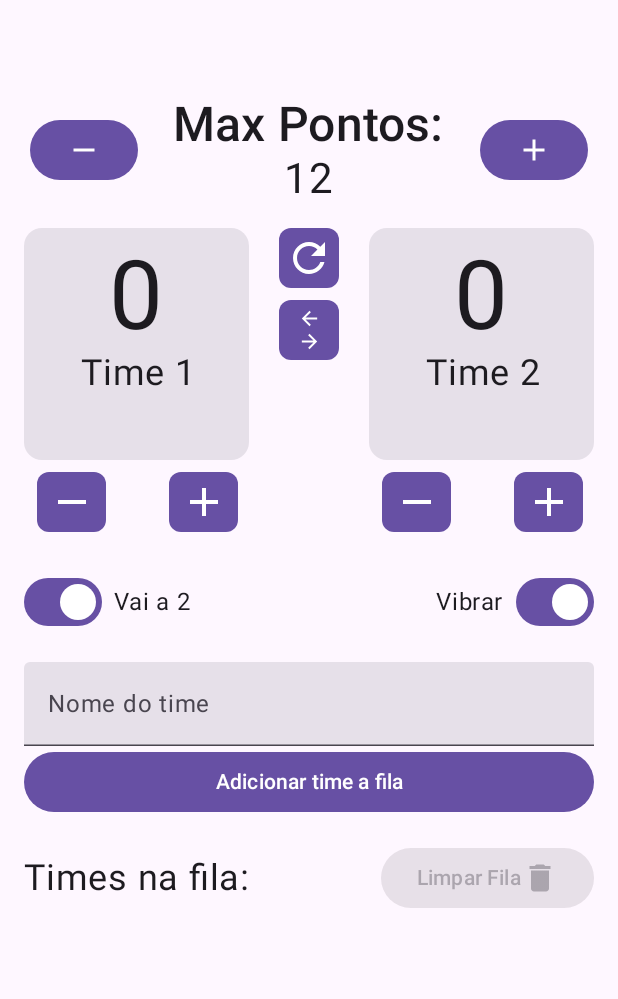
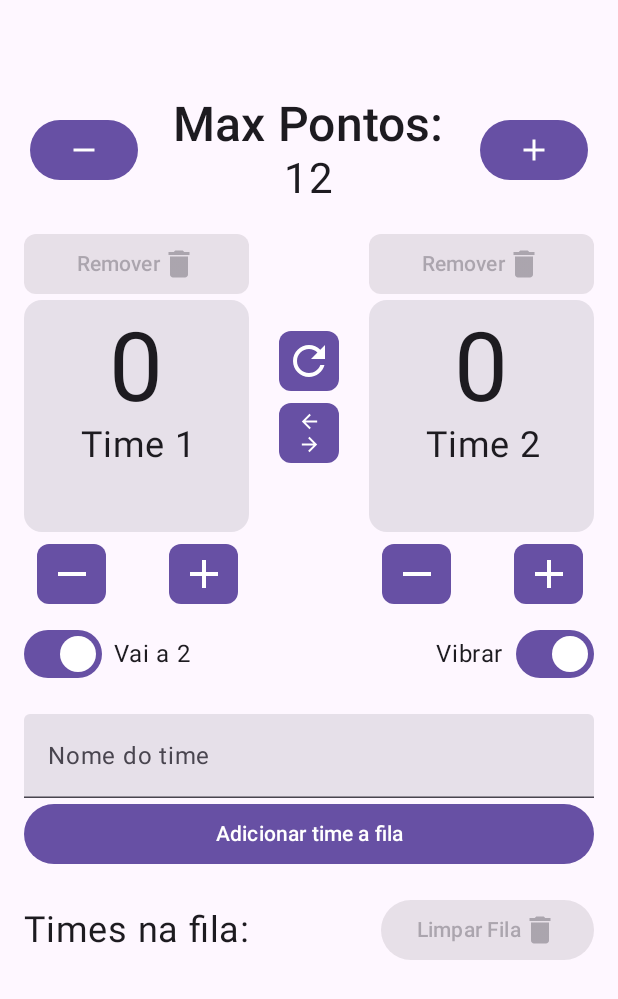
Before and after one commit to SaedSilva/voleibr, an Android app built with Jetpack Compose: the screen it shows after launch (MainActivity), on a phone screen of 412 x 824 dp. Shown: the top 999 px of the screen. Run offline under Robolectric (Android 15) with nearby library versions, the phone set to English and light mode, and no system bars; our stand-ins replace Room's generated code; 10 statements that could not run were skipped.

Commit message:
Remove Team Button

```diff
--- a/app/src/main/java/br/dev/saed/voleibr/MainActivity.kt
+++ b/app/src/main/java/br/dev/saed/voleibr/MainActivity.kt
@@ -67,18 +67,14 @@ private fun App(
                     context.vibrator(1010)
                 }
             },
-            onClickTeam1ScoreDecrease = {
-                viewModel.onEvent(MainScreenEvent.Team1ScoreDecreased)
-            },
+            onClickTeam1ScoreDecrease = { viewModel.onEvent(MainScreenEvent.Team1ScoreDecreased) },
             onClickTeam2Scored = {
                 viewModel.onEvent(MainScreenEvent.Team2Scored)
                 if (viewModel.uiState.value.vibrar) {
                     context.vibrator(1010)
                 }
             },
-            onClickTeam2ScoreDecrease = {
-                viewModel.onEvent(MainScreenEvent.Team2ScoreDecreased)
-            },
+            onClickTeam2ScoreDecrease = { viewModel.onEvent(MainScreenEvent.Team2ScoreDecreased) },
             onClickChangeTeams = { viewModel.onEvent(MainScreenEvent.ChangeTeams) },
             onClickSwitchVaiA2 = { viewModel.onEvent(MainScreenEvent.SwitchVaiA2) },
             onClickSwitchVibrar = { viewModel.onEvent(MainScreenEvent.SwitchVibrar) },
@@ -86,7 +82,9 @@ private fun App(
             onAddTeamNameChanged = { viewModel.onEvent(MainScreenEvent.OnAddTeamNameChanged(it)) },
             onClickAddTeam = { viewModel.onEvent(MainScreenEvent.ClickedAddTeam) },
             onClickDeleteTeam = { viewModel.onEvent(MainScreenEvent.ClickedDeleteTeam(it)) },
-            onClickResetPoints = { viewModel.onEvent(MainScreenEvent.ResetPoints) }
+            onClickResetPoints = { viewModel.onEvent(MainScreenEvent.ResetPoints) },
+            onClickRemoveTeam1 = { viewModel.onEvent(MainScreenEvent.RemoveTeam1) },
+            onClickRemoveTeam2 = { viewModel.onEvent(MainScreenEvent.RemoveTeam2) }
         )
     }
 }
--- a/app/src/main/java/br/dev/saed/voleibr/ui/screens/main/MainScreen.kt
+++ b/app/src/main/java/br/dev/saed/voleibr/ui/screens/main/MainScreen.kt
@@ -53,6 +53,8 @@ fun MainScreen(
     uiState: MainScreenState,
     onClickDecreaseMaxPoints: () -> Unit = {},
     onClickIncreaseMaxPoints: () -> Unit = {},
+    onClickRemoveTeam1: () -> Unit = {},
+    onClickRemoveTeam2: () -> Unit = {},
     onClickChangeTeams: () -> Unit = {},
     onClickTeam1Scored: () -> Unit = {},
     onClickTeam1ScoreDecrease: () -> Unit = {},
@@ -78,11 +80,7 @@ fun MainScreen(
 //        }
     ) { innerPadding ->
         if (uiState.winner != null) {
-            WinnerDialog(
-                winner = uiState.winner
-            ) {
-
-            }
+            WinnerDialog(winner = uiState.winner)
         }
 
         Column(
@@ -132,7 +130,20 @@ fun MainScreen(
                 horizontalArrangement = Arrangement.SpaceBetween,
                 modifier = Modifier.fillMaxWidth()
             ) {
-                Column(modifier = Modifier.size(width = 150.dp, height = 225.dp)) {
+                Column(modifier = Modifier.size(width = 150.dp, height = 260.dp)) {
+                    Button(
+                        modifier = Modifier.fillMaxWidth(),
+                        enabled = uiState.teamsInQueue.isNotEmpty(),
+                        shape = MaterialTheme.shapes.small,
+                        onClick = { onClickRemoveTeam1() }
+                    ) {
+                        Text(text = stringResource(id = R.string.btn_remove))
+                        Icon(
+                            imageVector = Icons.Default.Delete, contentDescription = stringResource(
+                                id = R.string.btn_remove
+                            )
+                        )
+                    }
                     Card(
                         modifier = Modifier.fillMaxWidth(),
                         colors = CardColors(
@@ -177,7 +188,7 @@ fun MainScreen(
                         ) {
                             Image(
                                 painter = painterResource(id = R.drawable.baseline_remove_24),
-                                contentDescription = null,
+                                contentDescription = stringResource(id = R.string.txt_acss_btn_decrease_team_points),
                                 modifier = Modifier.size(32.dp),
                                 colorFilter = ColorFilter.tint(MaterialTheme.colorScheme.onPrimary)
                             )
@@ -192,7 +203,7 @@ fun MainScreen(
                         ) {
                             Icon(
                                 imageVector = Icons.Default.Add,
-                                contentDescription = null,
+                                contentDescription = stringResource(id = R.string.txt_acss_btn_score_team_1),
                                 modifier = Modifier.size(32.dp)
                             )
                         }
@@ -201,13 +212,11 @@ fun MainScreen(
 
                 Column(
                     modifier = Modifier.size(width = 40.dp, height = 225.dp),
-                    verticalArrangement = Arrangement.Top,
+                    verticalArrangement = Arrangement.Center,
                 ) {
                     Button(
                         onClick = { onClickResetPoints() },
-                        modifier = Modifier
-                            .size(width = 40.dp, height = 40.dp),
-                        contentPadding = PaddingValues(2.dp),
+                        contentPadding = PaddingValues(0.dp),
                         shape = MaterialTheme.shapes.small
                     ) {
                         Icon(
@@ -218,10 +227,7 @@ fun MainScreen(
                     }
                     Button(
                         onClick = { onClickChangeTeams() },
-                        modifier = Modifier
-                            .padding(top = 8.dp)
-                            .size(width = 40.dp, height = 40.dp),
-                        contentPadding = PaddingValues(2.dp),
+                        contentPadding = PaddingValues(0.dp),
                         shape = MaterialTheme.shapes.small
                     ) {
                         Column {
@@ -239,7 +245,20 @@ fun MainScreen(
                     }
                 }
 
-                Column(modifier = Modifier.size(width = 150.dp, height = 225.dp)) {
+                Column(modifier = Modifier.size(width = 150.dp, height = 260.dp)) {
+                    Button(
+                        modifier = Modifier.fillMaxWidth(),
+                        enabled = uiState.teamsInQueue.isNotEmpty(),
+                        shape = MaterialTheme.shapes.small,
+                        onClick = { onClickRemoveTeam2() }
+                    ) {
+                        Text(text = stringResource(id = R.string.btn_remove))
+                        Icon(
+                            imageVector = Icons.Default.Delete, contentDescription = stringResource(
+                                id = R.string.btn_remove
+                            )
+                        )
+                    }
                     Card(
                         modifier = Modifier.fillMaxWidth(),
                         colors = CardColors(
@@ -284,7 +303,7 @@ fun MainScreen(
                         ) {
                             Image(
                                 painter = painterResource(id = R.drawable.baseline_remove_24),
-                                contentDescription = null,
+                                contentDescription = stringResource(id = R.string.txt_acss_btn_decrease_team_points),
                                 modifier = Modifier.size(32.dp),
                                 colorFilter = ColorFilter.tint(MaterialTheme.colorScheme.onPrimary)
                             )
@@ -299,7 +318,7 @@ fun MainScreen(
                         ) {
                             Icon(
                                 imageVector = Icons.Default.Add,
-                                contentDescription = null,
+                                contentDescription = stringResource(id = R.string.txt_acss_btn_score_team_2),
                                 modifier = Modifier.size(32.dp)
                             )
                         }
--- a/app/src/main/java/br/dev/saed/voleibr/ui/screens/main/MainScreenState.kt
+++ b/app/src/main/java/br/dev/saed/voleibr/ui/screens/main/MainScreenState.kt
@@ -56,6 +56,8 @@ sealed class MainScreenEvent {
     data object Team2ScoreDecreased : MainScreenEvent()
     data object DecreaseMaxPoints : MainScreenEvent()
     data object IncreaseMaxPoints : MainScreenEvent()
+    data object RemoveTeam1: MainScreenEvent()
+    data object RemoveTeam2: MainScreenEvent()
     data object ChangeTeams : MainScreenEvent()
     data object SwitchVaiA2 : MainScreenEvent()
     data object SwitchVibrar : MainScreenEvent()
--- a/app/src/main/res/values/strings.xml
+++ b/app/src/main/res/values/strings.xml
@@ -10,7 +10,10 @@
     <string name="btn_reset_points">Reiniciar Pontuação</string>
     <string name="btn_clear_queue">Limpar Fila</string>
 
+    <string name="btn_remove">Remover</string>
+
     <string name="txt_acss_btn_decrease_max_points">Diminuir pontos máximos</string>
+    <string name="txt_acss_btn_decrease_team_points">Diminuir pontos máximos</string>
     <string name="txt_acss_btn_increase_max_points">Aumentar pontos máximos</string>
 
     <string name="txt_acss_btn_score_team_1">Pontuar time esquerda</string>
```
Also changed, not shown: app/src/main/java/br/dev/saed/voleibr/ui/screens/main/MainViewModel.kt (+24 -3 lines).
